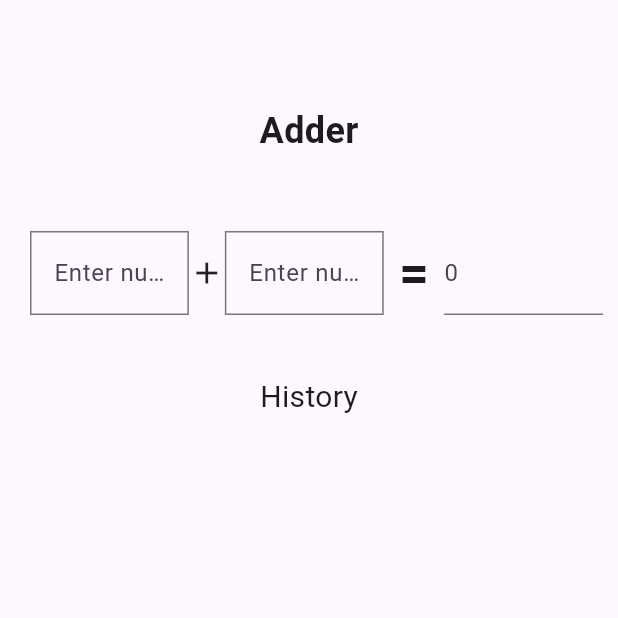
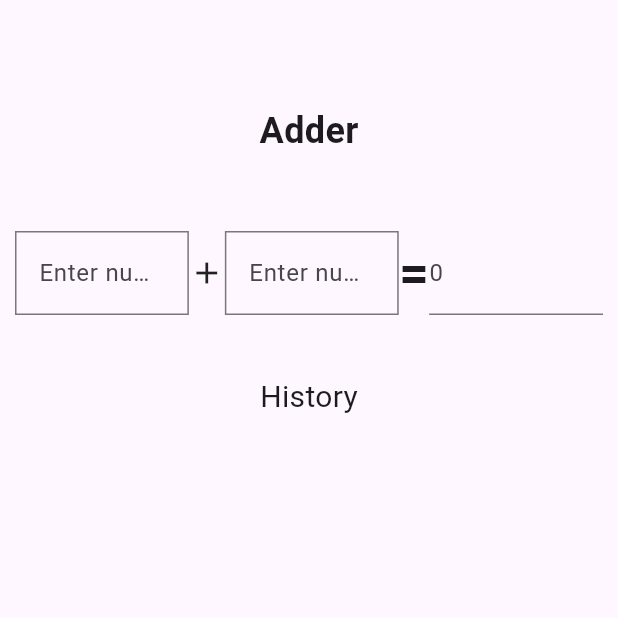
Before and after one commit to GaudShivu22/task, a Flutter app: the screen it shows after launch, on a phone screen of 412 x 824 dp, the top half of it. Run offline on Flutter 3.47's test engine with Material 3 defaults, Android fonts, the phone set to English and light mode, and no system bars; our stand-ins replace dio.

Commit message:
Update main.dart

```diff
--- a/lib/main.dart
+++ b/lib/main.dart
@@ -20,24 +20,25 @@ class MyApp extends StatelessWidget {
         colorScheme: ColorScheme.fromSeed(seedColor: Colors.deepPurple),
         useMaterial3: true,
       ),
-      home: Task(),
+      home: Home(),
     );
   }
 }
-class Task extends StatefulWidget {
-  const Task({super.key});
+class Home extends StatefulWidget {
+  const Home({super.key});
 
   @override
-  State<Task> createState() => _TaskState();
+  State<Home> createState() => _HomeState();
 }
 
-class _TaskState extends State<Task> {
+class _HomeState extends State<Home> {
 
   int num1=0;
   int num2=0;
   int result = 0;
+  final key=GlobalKey<FormState>();
+  List<String> calculationHistory = [];
 
- final key=GlobalKey<FormState>();
 
 
 
@@ -48,7 +49,6 @@ class _TaskState extends State<Task> {
     });
   }
 
-  List<String> calculationHistory = [];
 
   void addToHistory() {
     setState(() {
@@ -60,11 +60,12 @@ class _TaskState extends State<Task> {
     try {
       final response = await DioClient.dioClient.getAPI(endPoint: ApiEndPoint.getQuotes);
       return  response.data[0]['q'];
-
     } catch (e) {
       return "Failed to fetch quote: $e";
     }
   }
+
+
   @override
   Widget build(BuildContext context) {
 
@@ -76,18 +77,17 @@ class _TaskState extends State<Task> {
           child: Column(
             crossAxisAlignment: CrossAxisAlignment.center,
             children: [
-              SizedBox(height: 60),
-              Text(
+              const SizedBox(height: 60),
+              const Text(
                 "Adder",
                 style: TextStyle(
-                  fontWeight: FontWeight.bold,
+                  fontWeight: FontWeight.w600,
                   fontSize: 24,
                 ),
               ),
-              SizedBox(height: 50),
+              const SizedBox(height: 50),
               Row(
                 children: [
-                  SizedBox(width: 10),
                   Flexible(
                     child: TextFormField(
                       keyboardType: TextInputType.number,
@@ -106,6 +106,7 @@ class _TaskState extends State<Task> {
 
 
                   const Icon(Icons.add),
+
                   Flexible(
                     child: TextFormField(
                       keyboardType: TextInputType.number,
@@ -123,7 +124,7 @@ class _TaskState extends State<Task> {
                   ),
 
 
-                  const SizedBox(width: 10),
+
                   GestureDetector(
                   onTap: () async {
                     if (key.currentState!.validate()) {
@@ -139,15 +140,15 @@ class _TaskState extends State<Task> {
                       );
                     }
                     },
+
                     child: const Text(
                       "=",
                       style: TextStyle(fontWeight: FontWeight.w600, fontSize: 35),
                     ),
                   ),
-                  const SizedBox(width: 10),
+
                   Flexible(
                     child: TextFormField(
-
                       decoration: InputDecoration(
                         labelText: "$result",
                       ),
```
